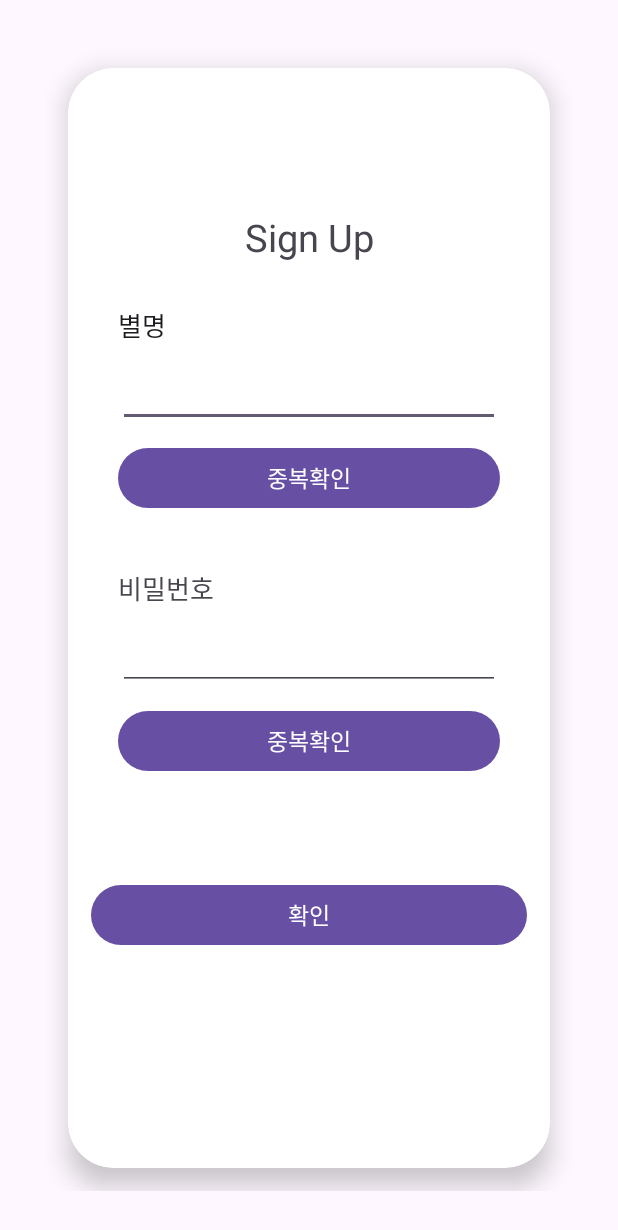
After one commit to SWU-GURU2-12/GURU2_Android, an Android app: the SignUpActivity screen opened directly, with no data from a screen before it, on a phone screen of 412 x 824 dp. The commit adds this screen. Shown: the top 1230 px of the screen. Run offline under Robolectric (Android 15) with nearby library versions, the phone set to English and light mode, and no system bars; our stand-ins replace Firebase (no records; nobody signed in at launch, a user with empty details on screens opened directly).

Commit message:
최초 공유

```diff
--- a/app/build.gradle.kts
+++ b/app/build.gradle.kts
@@ -1,6 +1,7 @@
 plugins {
     id("com.android.application")
     id("org.jetbrains.kotlin.android")
+    id("com.google.gms.google-services")
 }
 
 android {
@@ -44,4 +45,9 @@ dependencies {
     testImplementation("junit:junit:4.13.2")
     androidTestImplementation("androidx.test.ext:junit:1.1.5")
     androidTestImplementation("androidx.test.espresso:espresso-core:3.5.1")
+    implementation(platform("com.google.firebase:firebase-bom:32.7.1"))
+    implementation("com.google.firebase:firebase-analytics")
+    implementation ("com.google.firebase:firebase-database:4.4.0")
+
+
 }
--- a/app/src/main/java/com/example/what_s_in_my_luggage/LoginPage.kt
+++ b/app/src/main/java/com/example/what_s_in_my_luggage/HomeActivity.kt
@@ -3,9 +3,9 @@ package com.example.what_s_in_my_luggage
 import androidx.appcompat.app.AppCompatActivity
 import android.os.Bundle
 
-class LoginPage : AppCompatActivity() {
+class HomeActivity : AppCompatActivity() {
     override fun onCreate(savedInstanceState: Bundle?) {
         super.onCreate(savedInstanceState)
-        setContentView(R.layout.activity_login_page)
+        setContentView(R.layout.activity_home)
     }
 }
--- a/app/src/main/java/com/example/what_s_in_my_luggage/HomePage.kt
+++ b/app/src/main/java/com/example/what_s_in_my_luggage/LoginActivity.kt
@@ -3,9 +3,9 @@ package com.example.what_s_in_my_luggage
 import androidx.appcompat.app.AppCompatActivity
 import android.os.Bundle
 
-class HomePage : AppCompatActivity() {
+class LoginActivity : AppCompatActivity() {
     override fun onCreate(savedInstanceState: Bundle?) {
         super.onCreate(savedInstanceState)
-        setContentView(R.layout.activity_home_page)
+        setContentView(R.layout.activity_login)
     }
 }
--- /dev/null
+++ b/app/src/main/java/com/example/what_s_in_my_luggage/SignUpActivity.kt
@@ -0,0 +1,97 @@
+package com.example.what_s_in_my_luggage
+
+import android.content.Context
+import android.database.sqlite.SQLiteDatabase
+import android.database.sqlite.SQLiteOpenHelper
+import com.example.what_s_in_my_luggage.R
+import android.os.Bundle
+import android.widget.Button
+import android.widget.EditText
+import androidx.appcompat.app.AppCompatActivity
+import android.widget.Toast
+import com.google.firebase.database.DataSnapshot
+import com.google.firebase.database.DatabaseError
+import com.google.firebase.database.DatabaseReference
+import com.google.firebase.database.FirebaseDatabase
+import com.google.firebase.database.ValueEventListener
+
+
+class SignUpActivity : AppCompatActivity() {
+    lateinit var etMakeId: EditText
+    lateinit var etMakePw: EditText
+    lateinit var btnNicknameCd: Button
+    lateinit var btnPwCd: Button
+    lateinit var btnSignOk: Button
+    override fun onCreate(savedInstanceState: Bundle?) {
+        super.onCreate(savedInstanceState)
+        setContentView(R.layout.activity_sign_up)
+
+        // 위젯 참조
+        etMakeId = findViewById(R.id.makeId)
+        etMakePw = findViewById(R.id.makePw)
+        btnNicknameCd = findViewById(R.id.btnNicNameCd)
+        btnPwCd = findViewById(R.id.btnPwCd)
+        btnSignOk = findViewById(R.id.btnSignOk)
+
+        btnNicknameCd.setOnClickListener {
+            val nickname = etMakeId.text.toString()
+
+            if (nickname.isEmpty()) {
+                Toast.makeText(this, "닉네임을 입력해주세요.", Toast.LENGTH_SHORT).show()
+                return@setOnClickListener
+            }
+
+            // Firebase 데이터베이스 참조
+            val databaseReference = FirebaseDatabase.getInstance().getReference("users")
+            databaseReference.orderByChild("nickname").equalTo(nickname)
+                .addListenerForSingleValueEvent(object : ValueEventListener {
+                    override fun onDataChange(dataSnapshot: DataSnapshot) {
+                        if (dataSnapshot.exists()) {
+                            // 닉네임이 중복된 경우
+                            Toast.makeText(baseContext, "사용 불가한 별명입니다.", Toast.LENGTH_SHORT).show()
+                        } else {
+                            // 닉네임이 중복되지 않는 경우
+                            Toast.makeText(baseContext, "사용 가능한 별명입니다", Toast.LENGTH_SHORT).show()
+                        }
+                    }
+                    override fun onCancelled(databaseError: DatabaseError) {
+                        // DB 접근 실패 시
+                        Toast.makeText(baseContext, "데이터베이스 접근 오류", Toast.LENGTH_SHORT).show()
+                    }
+                })
+        }
+
+        btnPwCd.setOnClickListener {
+            val username = etMakePw.text.toString()
+
+            if (username.isEmpty()) {
+                Toast.makeText(this, "사용자명을 입력해주세요.", Toast.LENGTH_SHORT).show()
+                return@setOnClickListener
+            }
+
+            // Firebase 데이터베이스 참조
+            val databaseReference = FirebaseDatabase.getInstance().getReference("users")
+            databaseReference.orderByChild("username").equalTo(username)
+                .addListenerForSingleValueEvent(object : ValueEventListener {
+                    override fun onDataChange(dataSnapshot: DataSnapshot) {
+                        if (dataSnapshot.exists()) {
+                            // 사용자명이 중복된 경우
+                            Toast.makeText(baseContext, "이미 사용 중인 사용자명입니다.", Toast.LENGTH_SHORT).show()
+                        } else {
+                            // 사용자명이 중복되지 않는 경우
+                            Toast.makeText(baseContext, "사용 가능한 사용자명입니다", Toast.LENGTH_SHORT).show()
+                        }
+                    }
+                    override fun onCancelled(databaseError: DatabaseError) {
+                        // DB 접근 실패 시
+                        Toast.makeText(baseContext, "데이터베이스 접근 오류", Toast.LENGTH_SHORT).show()
+                    }
+                })
+        }
+
+
+        btnSignOk.setOnClickListener {
+
+        }
+    }
+}
--- a/app/src/main/res/layout/activity_home_page.xml
+++ b/app/src/main/res/layout/activity_home.xml
@@ -4,6 +4,6 @@
     xmlns:tools="http://schemas.android.com/tools"
     android:layout_width="match_parent"
     android:layout_height="match_parent"
-    tools:context=".HomePage">
+    tools:context=".HomeActivity">
 
 </androidx.constraintlayout.widget.ConstraintLayout>
--- /dev/null
+++ b/app/src/main/res/layout/activity_sign_up.xml
@@ -0,0 +1,119 @@
+<?xml version="1.0" encoding="utf-8"?>
+<LinearLayout xmlns:android="http://schemas.android.com/apk/res/android"
+    xmlns:tools="http://schemas.android.com/tools"
+    xmlns:card_view="http://schemas.android.com/apk/res-auto"
+    android:layout_width="match_parent"
+    android:layout_height="match_parent"
+    tools:context=".SignUpActivity"
+    android:orientation="vertical"
+    android:padding="30dp">
+    <androidx.cardview.widget.CardView
+        android:layout_width="match_parent"
+        android:layout_height="match_parent"
+        android:layout_margin="15dp"
+        card_view:cardCornerRadius="30dp"
+        card_view:cardElevation="10dp">
+
+        <LinearLayout
+            android:layout_width="match_parent"
+            android:layout_height="match_parent"
+            android:orientation="vertical"
+            android:padding="15dp">
+
+            <LinearLayout
+                android:layout_width="match_parent"
+                android:layout_height="wrap_content"
+                android:paddingTop="60dp"></LinearLayout>
+
+            <TextView
+                android:layout_width="match_parent"
+                android:layout_height="wrap_content"
+                android:layout_gravity="center"
+                android:layout_marginTop="20dp"
+                android:gravity="center"
+                android:text="Sign Up"
+                android:textSize="25sp" />
+
+            <!-- 별명 입력 그룹 -->
+            <LinearLayout
+                android:layout_width="match_parent"
+                android:layout_height="wrap_content"
+                android:orientation="vertical"
+                android:padding="18dp">
+
+                <TextView
+                    android:layout_width="wrap_content"
+                    android:layout_height="wrap_content"
+                    android:text="별명"
+                    android:textAppearance="@style/TextAppearance.AppCompat.Body1"
+                    android:textSize="17sp"
+                    android:layout_marginTop="10dp"/>
+                <EditText
+                    android:id="@+id/makeId"
+                    android:inputType="text"
+                    android:layout_width="match_parent"
+                    android:layout_height="wrap_content"
+                    android:textSize="17sp"
+                    android:layout_marginTop="10dp"/>
+                <Button
+                    android:id="@+id/btnNicNameCd"
+                    android:layout_width="match_parent"
+                    android:layout_height="wrap_content"
+                    android:text="중복확인"
+                    android:contentDescription="별명 중복 확인 버튼"
+                    android:textSize="15sp"
+                    android:layout_marginTop="10dp"/>
+
+            </LinearLayout>
+
+            <!-- 비밀번호 입력 그룹 -->
+            <LinearLayout
+                android:layout_width="match_parent"
+                android:layout_height="wrap_content"
+                android:orientation="vertical"
+                android:padding="18dp">
+
+                <TextView
+                    android:layout_width="wrap_content"
+                    android:layout_height="wrap_content"
+                    android:text="비밀번호"
+                    android:textSize="17sp" />
+                <EditText
+                    android:id="@+id/makePw"
+                    android:inputType="textPassword"
+                    android:layout_width="match_parent"
+                    android:layout_height="wrap_content"
+                    android:textSize="17sp"
+                    android:layout_marginTop="10dp"/>
+                <Button
+                    android:id="@+id/btnPwCd"
+                    android:layout_width="match_parent"
+                    android:layout_height="wrap_content"
+                    android:text="중복확인"
+                    android:contentDescription="비밀번호 중복 확인 버튼"
+                    android:textSize="15sp"
+                    android:layout_marginTop="10dp"/>
+            </LinearLayout>
+
+            <!-- 확인 버튼 -->
+            <LinearLayout
+                android:layout_width="match_parent"
+                android:layout_height="wrap_content"
+                android:orientation="vertical"
+                android:layout_marginTop="30dp">
+                <Button
+                    android:id="@+id/btnSignOk"
+                    android:layout_width="match_parent"
+                    android:layout_height="wrap_content"
+                    android:layout_marginTop="20dp"
+                    android:text="확인"
+                    android:textSize="15sp"
+                    />
+            </LinearLayout>
+
+        </LinearLayout>
+
+    </androidx.cardview.widget.CardView>
+
+
+</LinearLayout>
--- a/build.gradle.kts
+++ b/build.gradle.kts
@@ -2,4 +2,5 @@
 plugins {
     id("com.android.application") version "8.1.3" apply false
     id("org.jetbrains.kotlin.android") version "1.9.0" apply false
+    id("com.google.gms.google-services") version "4.4.0" apply false
 }
```
Also changed, not shown: app/src/main/AndroidManifest.xml (+8 -2 lines), app/src/main/res/layout/activity_login.xml (renamed from app/src/main/res/layout/activity_login_page.xml, +14 -3 lines), 1 other file.
